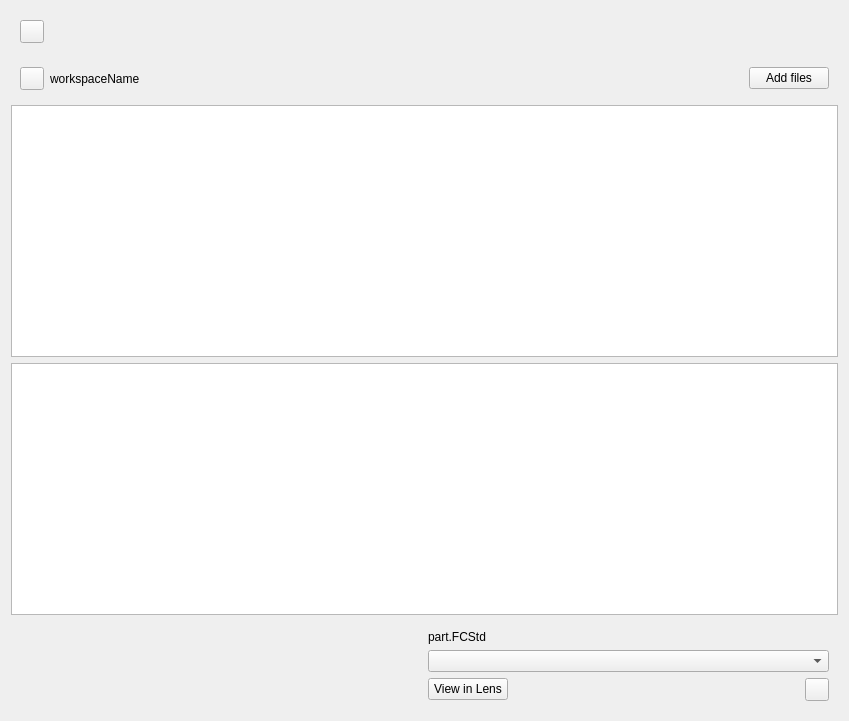
This is WorkspaceView.ui in Ondsel-Development/Ondsel-Lens-Addon as Qt 5 draws it before an edit. The edited form follows.
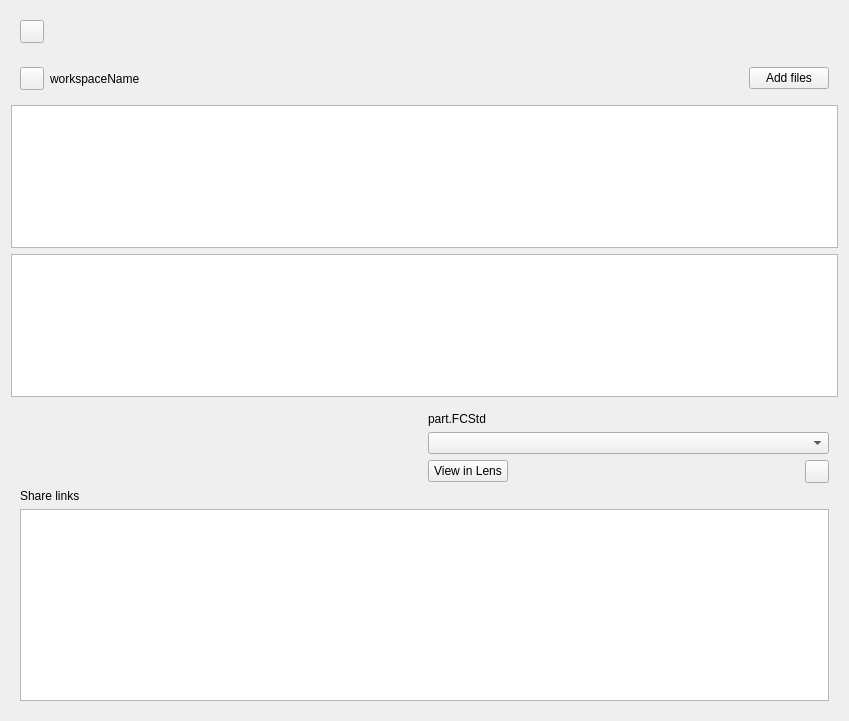
This is the edited form. Icons and pictures are not drawn.

Commit message: Put the list of links in the file details.

What changed in the file:
```diff
--- a/WorkspaceView.ui
+++ b/WorkspaceView.ui
@@ -130,6 +130,8 @@
    </item>
    <item>
     <widget class="QFrame" name="fileDetails">
+     <layout class="QVBoxLayout">
+      <item>
      <layout class="QHBoxLayout">
       <item>
        <widget class="QLabel" name="thumbnail_label">
@@ -191,6 +193,28 @@
          </layout>
         </item>
        </layout>
+        </item>
+       </layout>
+      </item>
+      <item>
+       <widget class="QLabel" name="shareLinksLabel">
+        <property name="text">
+         <string>Share links</string>
+        </property>
+       </widget>
+      </item>
+      <item>
+       <widget class="QListView" name="linksView">
+        <property name="maximumHeight">
+         <number>90</number>
+        </property>
+        <property name="sizePolicy">
+         <sizepolicy hsizetype="Expanding" vsizetype="Fixed">
+          <horstretch>0</horstretch>
+          <verstretch>0</verstretch>
+         </sizepolicy>
+        </property>
+       </widget>
       </item>
      </layout>
     </widget>
```
Lines whose indentation alone changed are shown as unchanged. The commit also changes 1 other file.
